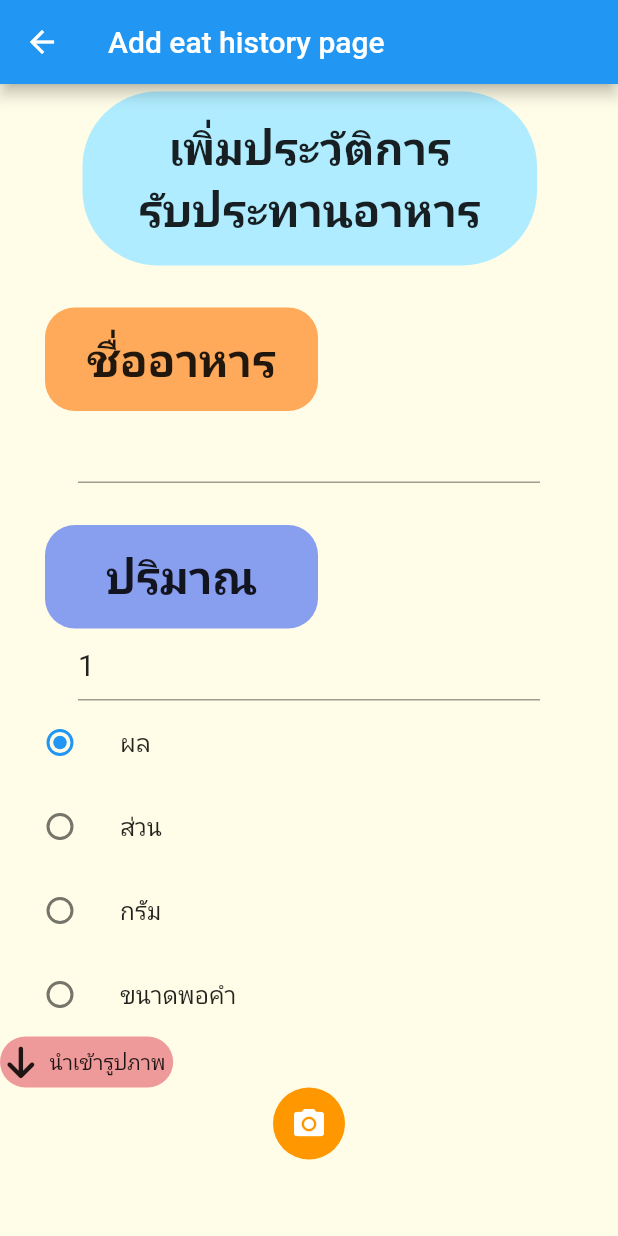
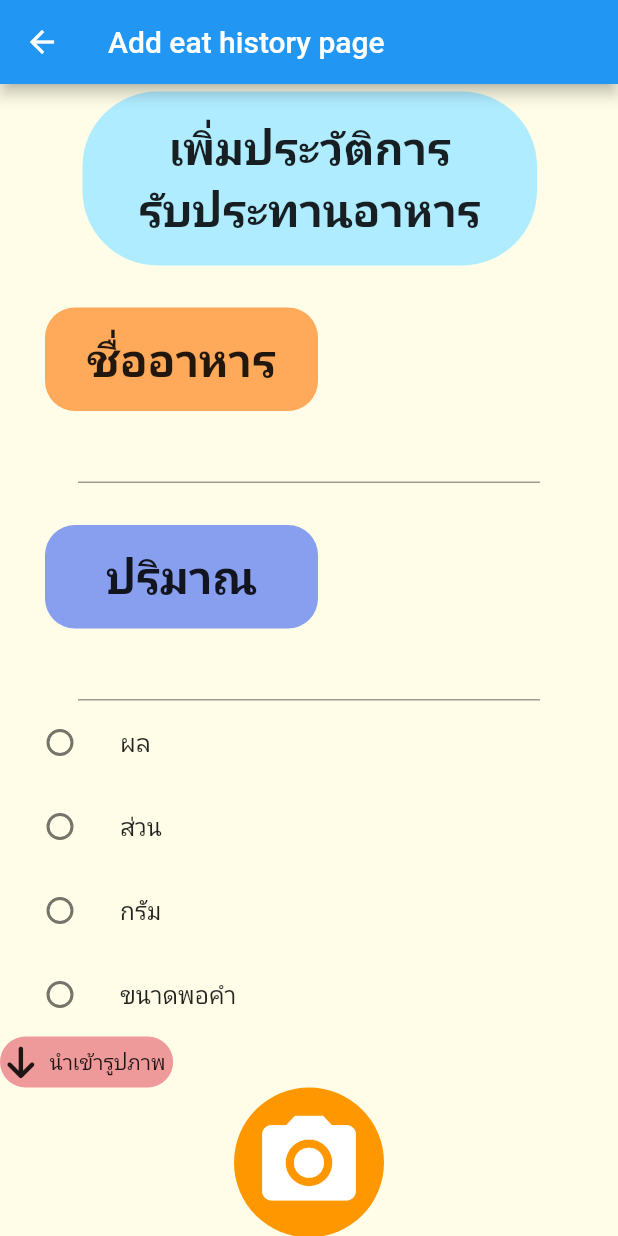
Before and after one commit to AINutritionProject/KinDeeUDee, a Flutter app: the EatHistoryPage screen opened directly, after a tap on an icon or button, on a phone screen of 412 x 824 dp. Run offline on Flutter 3.47's test engine with Material 2 defaults, Android fonts, the phone set to English and light mode, and no system bars; our stand-ins replace camera, cloud_firestore, csv, dotted_border, firebase_auth, firebase_core and 4 more; accounts and stored records are empty.

Commit message:
อิอิ

```diff
--- a/lib/pages/add_eat_history.dart
+++ b/lib/pages/add_eat_history.dart
@@ -14,8 +14,8 @@ class AddEatHistoryPage extends StatefulWidget {
 class _AddEatHistoryPageState extends State<AddEatHistoryPage> {
   final _formKey = GlobalKey<FormState>();
   final TextEditingController _foodNameController = TextEditingController();
-  final TextEditingController _quantityController =
-      TextEditingController(text: "1");
+  final TextEditingController _quantityController = TextEditingController();
+  String _unit = "1";
   final List<String> _radioValues = ["ผล", "ส่วน", "กรัม", "ขนาดพอคำ"];
   String _unit = "ผล";
 
@@ -82,9 +82,10 @@ class _AddEatHistoryPageState extends State<AddEatHistoryPage> {
                   Padding(
                       padding: const EdgeInsets.only(left: 52, right: 52),
                       child: TextFormField(
-                        controller: _foodNameController,
-                        style: const TextStyle(fontSize: 20),
-                      )),
+                          controller: _foodNameController,
+                          style: const TextStyle(fontSize: 20),
+                          decoration: const InputDecoration(
+                              contentPadding: EdgeInsets.only(left: 12)))),
                   Padding(
                     padding:
                         const EdgeInsets.only(top: 28, left: 30, right: 200),
@@ -105,10 +106,11 @@ class _AddEatHistoryPageState extends State<AddEatHistoryPage> {
                   Padding(
                       padding: const EdgeInsets.only(left: 52, right: 52),
                       child: TextFormField(
-                        controller: _quantityController,
-                        keyboardType: TextInputType.number,
-                        style: const TextStyle(fontSize: 20),
-                      )),
+                          controller: _quantityController,
+                          keyboardType: TextInputType.number,
+                          style: const TextStyle(fontSize: 20),
+                          decoration: const InputDecoration(
+                              contentPadding: EdgeInsets.only(left: 12)))),
                   Column(
                     mainAxisAlignment: MainAxisAlignment.center,
                     children: [
@@ -165,10 +167,6 @@ class _AddEatHistoryPageState extends State<AddEatHistoryPage> {
               alignment: Alignment.centerLeft,
               child: GestureDetector(
                 onTap: () async {
-                  // validate form
-                  if (!_formKey.currentState!.validate()) {
-                    return;
-                  }
                   final ImagePicker picker = ImagePicker();
                   final XFile? image = await picker.pickImage(
                     source: ImageSource.gallery,
@@ -206,6 +204,9 @@ class _AddEatHistoryPageState extends State<AddEatHistoryPage> {
               ),
             ),
             Container(
+              width: 100,
+              height: 100,
+              margin: EdgeInsets.only(bottom: 80),
               decoration: const BoxDecoration(
                   color: Colors.orange, shape: BoxShape.circle),
               child: IconButton(
@@ -221,7 +222,11 @@ class _AddEatHistoryPageState extends State<AddEatHistoryPage> {
                           quantiy: int.parse(_quantityController.text),
                           unit: _unit)));
                 },
-                icon: const Icon(Icons.camera_alt, color: Colors.white),
+                icon: const Icon(
+                  Icons.camera_alt,
+                  color: Colors.white,
+                  size: 75,
+                ),
               ),
             )
           ],
--- a/lib/pages/eat_history.dart
+++ b/lib/pages/eat_history.dart
@@ -57,17 +57,19 @@ class _EatHistoryPageState extends State<EatHistoryPage> {
 class EatHistoryComponent extends StatelessWidget {
   const EatHistoryComponent({super.key, required this.historySlots});
   final List<HistorySlot> historySlots;
-
   @override
   Widget build(BuildContext context) {
     return SingleChildScrollView(
       child: Column(
         children: [
+
           ...historySlots,
           Container(
             width: MediaQuery.of(context).size.width,
             height: MediaQuery.of(context).size.height * 0.15,
-            color: Colors.red,
+            color: historySlots.length % 2 == 0
+                ? Colors.yellow.shade100
+                : Colors.green.shade200,
             child: Row(
               children: [
                 Container(
```
